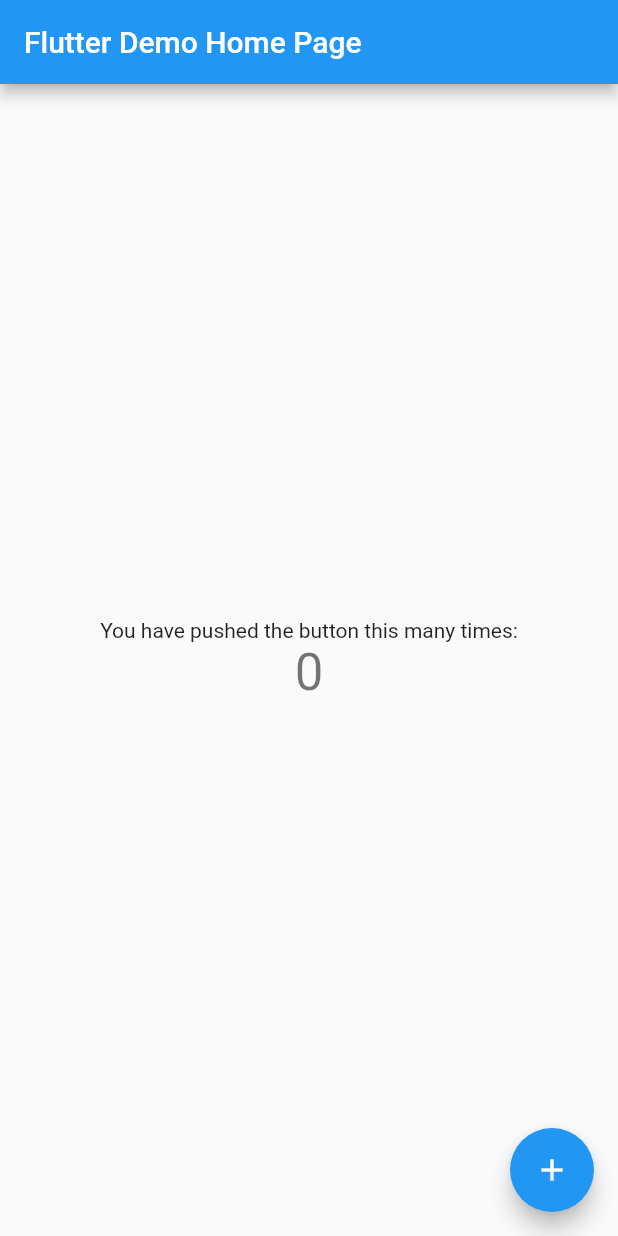
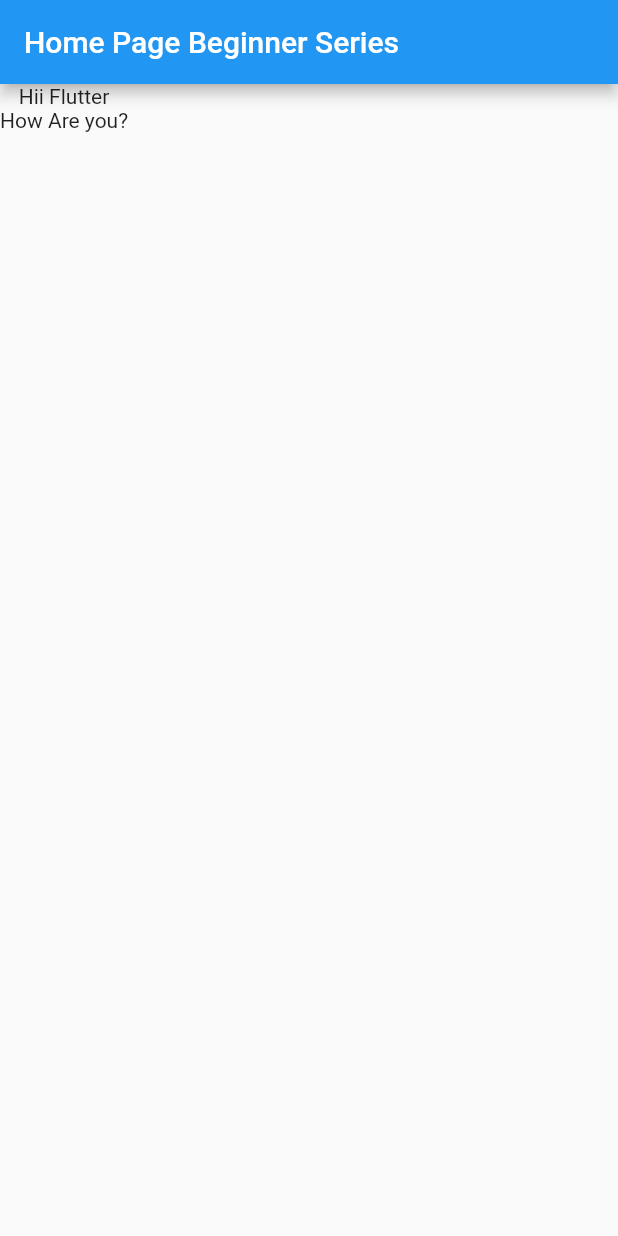
Before and after one commit to AnimeshSingh0786/flutter, a Flutter app: the screen it shows after launch, on a phone screen of 412 x 824 dp. Run offline on Flutter 3.47's test engine with Material 2 defaults, Android fonts, the phone set to English and light mode, and no system bars.

Commit message:
chapter1 completed

```diff
--- a/lib/main.dart
+++ b/lib/main.dart
@@ -1,113 +1,33 @@
 import 'package:flutter/material.dart';
+import 'package:flutter/cupertino.dart';
 
-void main() {
-  runApp(MyApp());
+
+void main(){
+runApp(MaterialApp(
+  title: "Beginner Series",
+  home: HomePage()
+));
 }
 
-class MyApp extends StatelessWidget {
-  // This widget is the root of your application.
+
+
+class HomePage extends StatelessWidget {
+  const HomePage({ Key? key }) : super(key: key);
+
   @override
   Widget build(BuildContext context) {
-    return MaterialApp(
-      title: 'Flutter Demo',
-      theme: ThemeData(
-        // This is the theme of your application.
-        //
-        // Try running your application with "flutter run". You'll see the
-        // application has a blue toolbar. Then, without quitting the app, try
-        // changing the primarySwatch below to Colors.green and then invoke
-        // "hot reload" (press "r" in the console where you ran "flutter run",
-        // or simply save your changes to "hot reload" in a Flutter IDE).
-        // Notice that the counter didn't reset back to zero; the application
-        // is not restarted.
-        primarySwatch: Colors.blue,
+    return Scaffold(
+      appBar: AppBar(
+        title: Text("Home Page Beginner Series"),
       ),
-      home: MyHomePage(title: 'Flutter Demo Home Page'),
+      body: Container(
+        child: Column(
+          children: [
+            Text("Hii Flutter"),
+            Text("How Are you?")
+          ],
+        ),
+      ),
     );
   }
 }
-
-class MyHomePage extends StatefulWidget {
-  MyHomePage({Key? key, required this.title}) : super(key: key);
-
-  // This widget is the home page of your application. It is stateful, meaning
-  // that it has a State object (defined below) that contains fields that affect
-  // how it looks.
-
-  // This class is the configuration for the state. It holds the values (in this
-  // case the title) provided by the parent (in this case the App widget) and
-  // used by the build method of the State. Fields in a Widget subclass are
-  // always marked "final".
-
-  final String title;
-
-  @override
-  _MyHomePageState createState() => _MyHomePageState();
-}
-
-class _MyHomePageState extends State<MyHomePage> {
-  int _counter = 0;
-
-  void _incrementCounter() {
-    setState(() {
-      // This call to setState tells the Flutter framework that something has
-      // changed in this State, which causes it to rerun the build method below
-      // so that the display can reflect the updated values. If we changed
-      // _counter without calling setState(), then the build method would not be
-      // called again, and so nothing would appear to happen.
-      _counter++;
-    });
-  }
-
-  @override
-  Widget build(BuildContext context) {
-    // This method is rerun every time setState is called, for instance as done
-    // by the _incrementCounter method above.
-    //
-    // The Flutter framework has been optimized to make rerunning build methods
-    // fast, so that you can just rebuild anything that needs updating rather
-    // than having to individually change instances of widgets.
-    return Scaffold(
-      appBar: AppBar(
-        // Here we take the value from the MyHomePage object that was created by
-        // the App.build method, and use it to set our appbar title.
-        title: Text(widget.title),
-      ),
-      body: Center(
-        // Center is a layout widget. It takes a single child and positions it
-        // in the middle of the parent.
-        child: Column(
-          // Column is also a layout widget. It takes a list of children and
-          // arranges them vertically. By default, it sizes itself to fit its
-          // children horizontally, and tries to be as tall as its parent.
-          //
-          // Invoke "debug painting" (press "p" in the console, choose the
-          // "Toggle Debug Paint" action from the Flutter Inspector in Android
-          // Studio, or the "Toggle Debug Paint" command in Visual Studio Code)
-          // to see the wireframe for each widget.
-          //
-          // Column has various properties to control how it sizes itself and
-          // how it positions its children. Here we use mainAxisAlignment to
-          // center the children vertically; the main axis here is the vertical
-          // axis because Columns are vertical (the cross axis would be
-          // horizontal).
-          mainAxisAlignment: MainAxisAlignment.center,
-          children: <Widget>[
-            Text(
-              'You have pushed the button this many times:',
-            ),
-            Text(
-              '$_counter',
-              style: Theme.of(context).textTheme.headline4,
-            ),
-          ],
-        ),
-      ),
-      floatingActionButton: FloatingActionButton(
-        onPressed: _incrementCounter,
-        tooltip: 'Increment',
-        child: Icon(Icons.add),
-      ), // This trailing comma makes auto-formatting nicer for build methods.
-    );
-  }
-}
```
